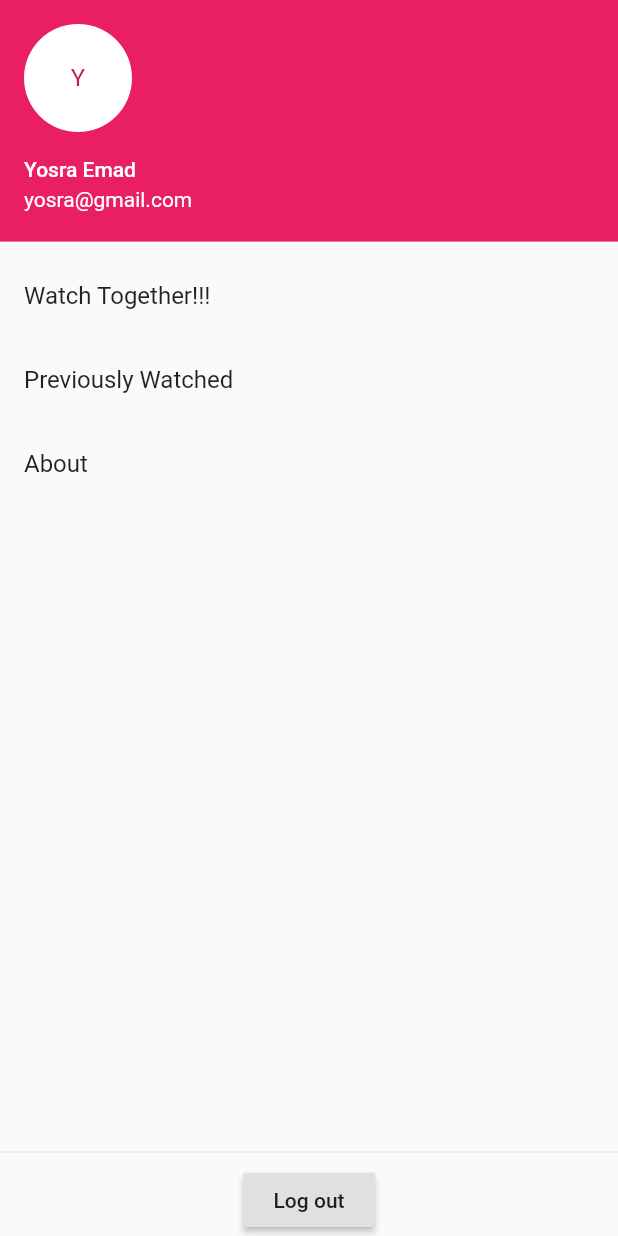
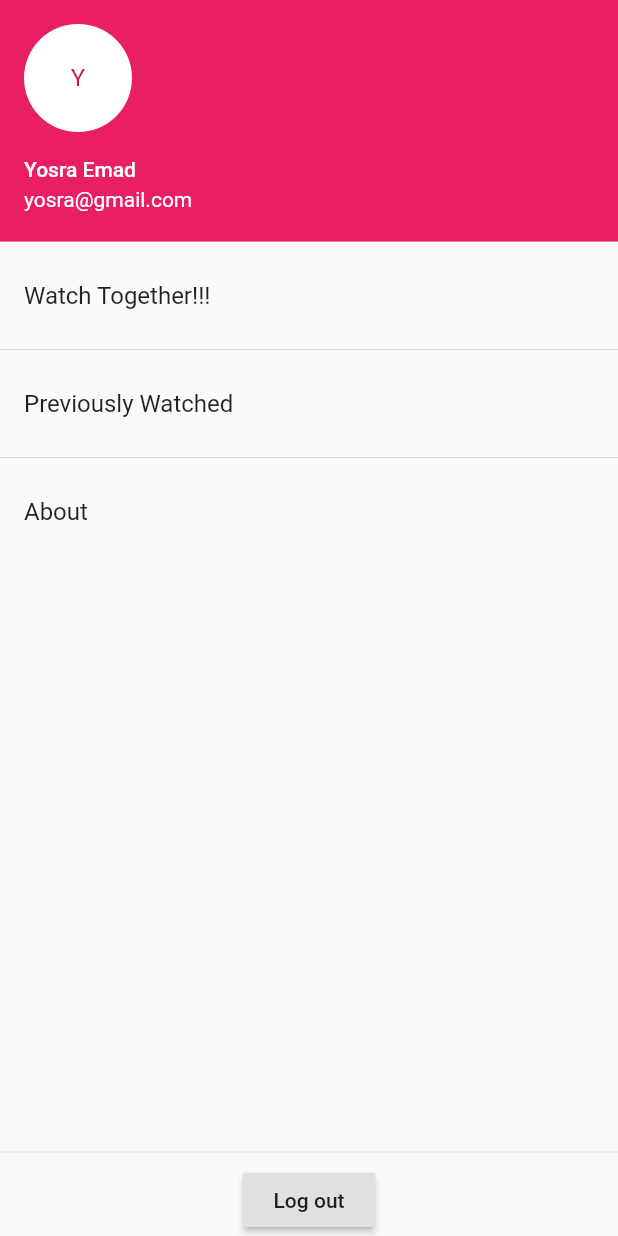
Before and after one commit to omarralaa/Watcheroo, a Flutter app: the DrawerItems widget shown alone on an empty page, opened directly, on a phone screen of 412 x 824 dp. Run offline on Flutter 3.47's test engine with Material 2 defaults, Android fonts, the phone set to English and light mode, and no system bars; our stand-ins replace rxdart; network calls fail.

Commit message:
Merged and changed stuff

```diff
--- a/lib/screens/auth_screen.dart
+++ b/lib/src/screens/auth_screen.dart
@@ -80,7 +80,7 @@ class _AuthScreenState extends State<AuthScreen> {
               ? null
               : () {
                   bloc.submitData(_isLogin);
-                  //Navigator.of(context).pushNamed(PartyManagement.routeName);
+                  Navigator.of(context).pushNamed(PartyManagement.routeName);
                 },
         );
       },
--- a/lib/screens/party_management_screen.dart
+++ b/lib/src/screens/party_management_screen.dart
@@ -1,6 +1,7 @@
 import 'package:flutter/material.dart';
-import 'package:watcherooflutter/widgets/drawer_items_widget.dart';
-import 'package:watcherooflutter/widgets/sliver_appbar_widget.dart';
+
+import '../widgets/drawer_items.dart';
+import '../widgets/sliver_appbar.dart';
 
 class PartyManagement extends StatelessWidget {
   static const routeName = '/party-management';
--- a/lib/widgets/drawer_items_widget.dart
+++ b/lib/src/widgets/drawer_items.dart
@@ -19,9 +19,11 @@ class DrawerItems extends StatelessWidget {
             ListTile(
               title: Text('Watch Together!!!'),
             ),
+            Divider(),
             ListTile(
               title: Text('Previously Watched'),
             ),
+            Divider(),
             ListTile(
               title: Text('About'),
             ),
```
Also changed, not shown: lib/main.dart (+4 -3 lines), lib/src/bloc/auth_bloc.dart (renamed from lib/bloc/auth_bloc.dart), lib/src/bloc/validators/login_validators.dart (renamed from lib/bloc/validators/login_validators.dart), lib/src/widgets/auth_form.dart (renamed from lib/widgets/auth_form.dart), lib/src/widgets/sliver_appbar.dart (renamed from lib/widgets/sliver_appbar_widget.dart), 1 other file.
